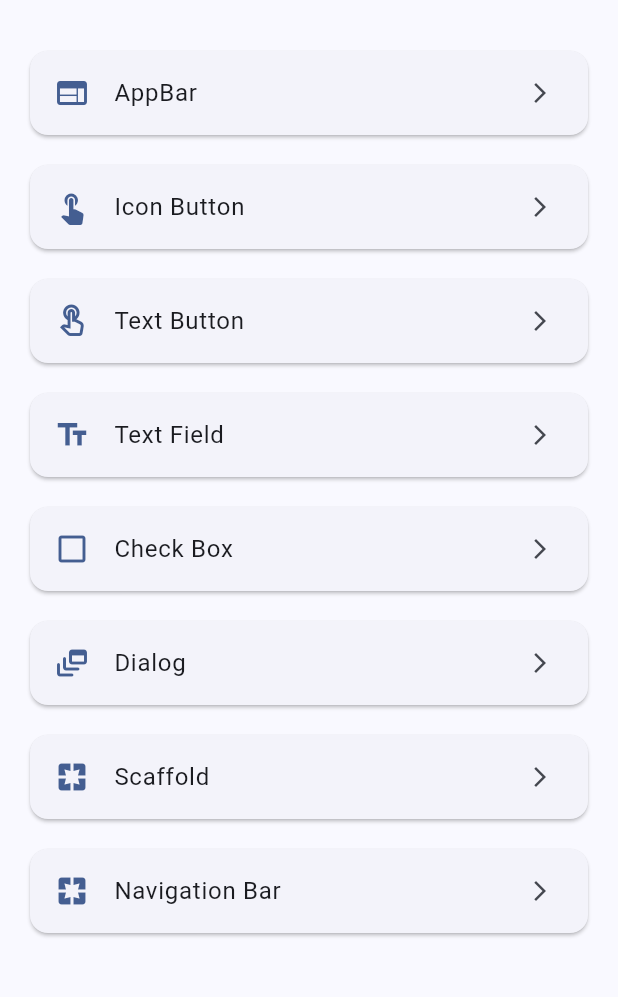
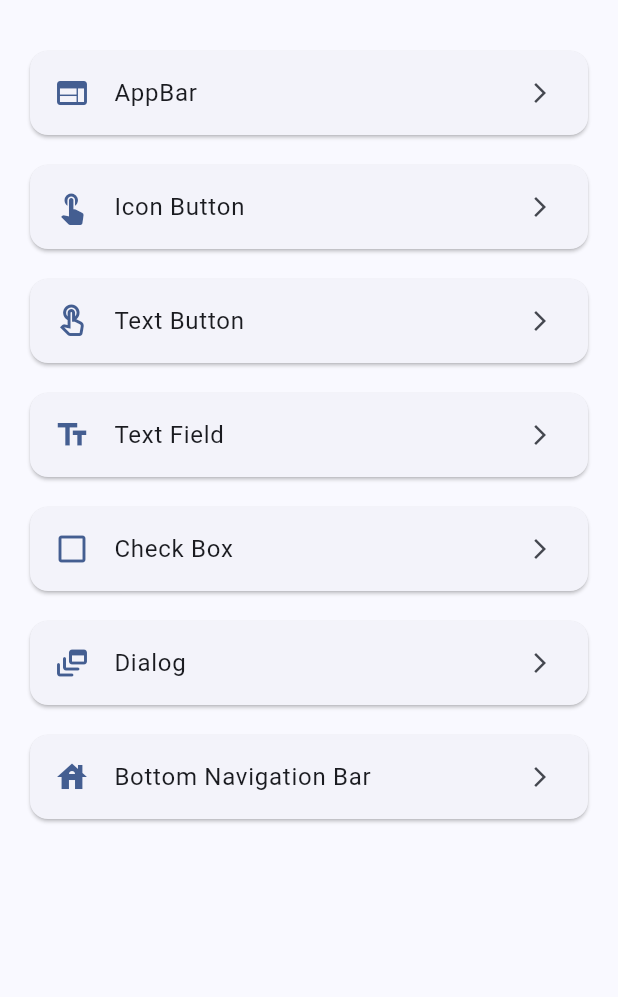
Before and after one commit to zeynepgokdogan/adaptive_ui, a Flutter app: the screen it shows after launch, on a phone screen of 412 x 824 dp, the part 63-1060 px from its top. Run offline on Flutter 3.47's test engine with Material 3 defaults, Android fonts, the phone set to English and light mode, and no system bars.

Commit message:
improve adaptive appbar test

```diff
--- a/example/lib/demo_items.dart
+++ b/example/lib/demo_items.dart
@@ -79,20 +79,8 @@ final demos = [
     ),
   },
   {
-    "title": "Scaffold",
-    "icon": Icons.pages,
-    "page": AdaptiveScaffold(
-      appBar: const AdaptiveAppBar(title: "Scaffold Demo"),
-      body: Column(
-        children: const [
-          // Sayfa içeriği buraya
-        ],
-      ),
-    ),
-  },
-  {
-    "title": "Navigation Bar",
-    "icon": Icons.pages,
+    "title": "Bottom Navigation Bar",
+    "icon": Icons.house,
     "page": AdaptiveScaffold(
       appBar: const AdaptiveAppBar(title: "Bottom Navigation Bar Demo"),
       body: Center(
--- a/lib/src/widgets/adaptive_scaffold.dart
+++ b/lib/src/widgets/adaptive_scaffold.dart
@@ -45,11 +45,6 @@ class AdaptiveScaffold extends StatelessWidget {
           bottomNavigationBar: bottomNavigationBar,
           backgroundColor: backgroundColor,
         );
-
-      default:
-        return Scaffold(
-          body: SafeArea(child: body),
-        );
     }
   }
 }
```
Also changed, not shown: 1 other file.
